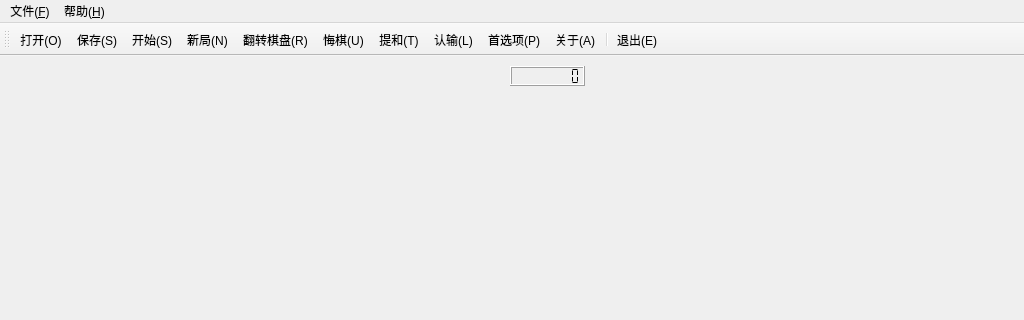
Qt form mainwindow.ui (zxymd5/QtChess) before a commit; both pictures show x 0 to 1024 and y 0 to 320 of the 1024 by 768 pixel window.
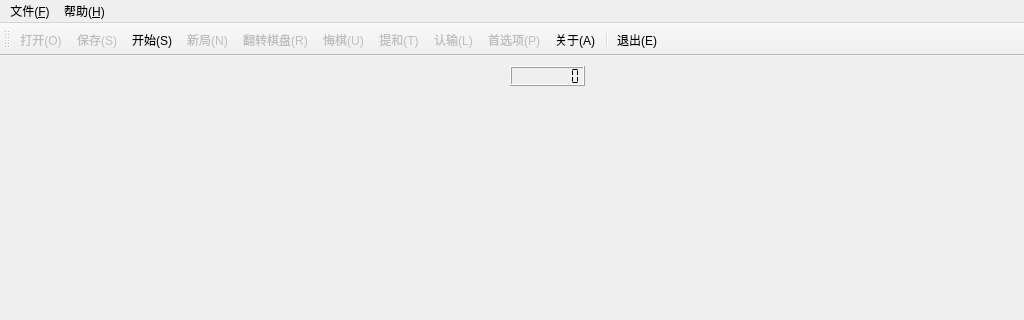
The same form after that commit. Icons and pictures are not drawn.

What changed in the file:
```diff
--- a/mainwindow.ui
+++ b/mainwindow.ui
@@ -143,6 +143,9 @@
    </property>
   </action>
   <action name="actionOpen">
+   <property name="enabled">
+    <bool>false</bool>
+   </property>
    <property name="icon">
     <iconset resource="qtchess.qrc">
      <normaloff>:/images/fileopen.png</normaloff>:/images/fileopen.png</iconset>
@@ -161,6 +164,9 @@
    </property>
   </action>
   <action name="actionNewGame">
+   <property name="enabled">
+    <bool>false</bool>
+   </property>
    <property name="icon">
     <iconset resource="qtchess.qrc">
      <normaloff>:/images/newgame.png</normaloff>:/images/newgame.png</iconset>
@@ -170,6 +176,9 @@
    </property>
   </action>
   <action name="actionTie">
+   <property name="enabled">
+    <bool>false</bool>
+   </property>
    <property name="icon">
     <iconset resource="qtchess.qrc">
      <normaloff>:/images/tie.png</normaloff>:/images/tie.png</iconset>
@@ -179,6 +188,9 @@
    </property>
   </action>
   <action name="actionUndo">
+   <property name="enabled">
+    <bool>false</bool>
+   </property>
    <property name="icon">
     <iconset resource="qtchess.qrc">
      <normaloff>:/images/fallback.png</normaloff>:/images/fallback.png</iconset>
@@ -188,6 +200,9 @@
    </property>
   </action>
   <action name="actionLose">
+   <property name="enabled">
+    <bool>false</bool>
+   </property>
    <property name="icon">
     <iconset resource="qtchess.qrc">
      <normaloff>:/images/fail.png</normaloff>:/images/fail.png</iconset>
@@ -206,6 +221,9 @@
    </property>
   </action>
   <action name="actionSettings">
+   <property name="enabled">
+    <bool>false</bool>
+   </property>
    <property name="icon">
     <iconset resource="qtchess.qrc">
      <normaloff>:/images/settings.png</normaloff>:/images/settings.png</iconset>
@@ -215,6 +233,9 @@
    </property>
   </action>
   <action name="actionSave">
+   <property name="enabled">
+    <bool>false</bool>
+   </property>
    <property name="icon">
     <iconset resource="qtchess.qrc">
      <normaloff>:/images/filesave.png</normaloff>:/images/filesave.png</iconset>
@@ -224,6 +245,9 @@
    </property>
   </action>
   <action name="actionFlip">
+   <property name="enabled">
+    <bool>false</bool>
+   </property>
    <property name="icon">
     <iconset resource="qtchess.qrc">
      <normaloff>:/images/flip.png</normaloff>:/images/flip.png</iconset>
```
